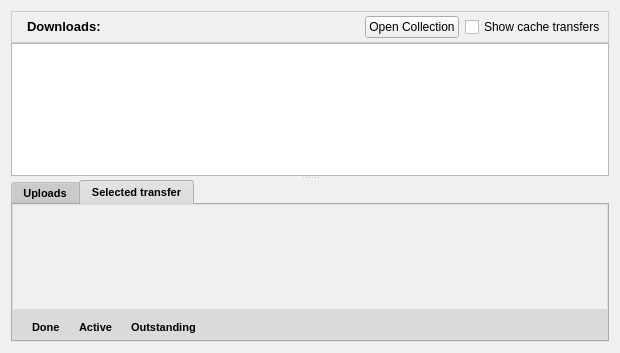
Above: retroshare-gui/src/gui/TransfersDialog.ui from RetroShare/RetroShare before the change. Below: the same form after it.
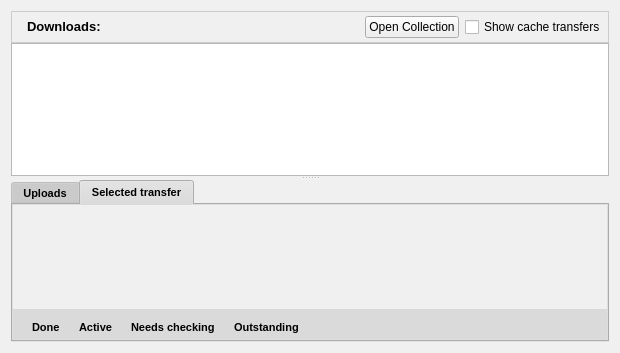
That is the form after the change. Icons and pictures are not drawn.

Commit message: Added deferred check of chunks during file transfer. Chunk sha1 sums are requested to the sources and checked for downloaded data. Validated chunks are shared to other peers. Force check is now very simple since it just turns all chunks into "needs checking" mode and sums are asked to sources. Sources maintain a temporary cache of chunks. Since sums are requested sparsely, this should not affect the sources in terms of performance. We can still imagine precomputing and saving sha1 of chunks while hashing them.

```diff
--- a/retroshare-gui/src/gui/TransfersDialog.ui
+++ b/retroshare-gui/src/gui/TransfersDialog.ui
@@ -798,7 +798,7 @@
             </item>
            </layout>
           </item>
-          <item row="0" column="2">
+          <item row="0" column="3">
            <layout class="QGridLayout">
             <item row="0" column="0">
              <widget class="QLabel" name="label_7">
@@ -819,7 +819,7 @@
             </item>
            </layout>
           </item>
-          <item row="0" column="3">
+          <item row="0" column="4">
            <spacer name="horizontalSpacer">
             <property name="orientation">
              <enum>Qt::Horizontal</enum>
@@ -832,6 +832,27 @@
             </property>
            </spacer>
           </item>
+          <item row="0" column="2">
+           <layout class="QHBoxLayout" name="horizontalLayout_2">
+            <item>
+             <widget class="QLabel" name="label_10">
+              <property name="text">
+               <string/>
+              </property>
+              <property name="pixmap">
+               <pixmap resource="images.qrc">:/images/graph-checking.png</pixmap>
+              </property>
+             </widget>
+            </item>
+            <item>
+             <widget class="QLabel" name="label_9">
+              <property name="text">
+               <string>Needs checking</string>
+              </property>
+             </widget>
+            </item>
+           </layout>
+          </item>
          </layout>
         </item>
        </layout>
```
Left out of the diff: 4 changed lines with no effect on the pictures. The commit also changes 30 other files.
